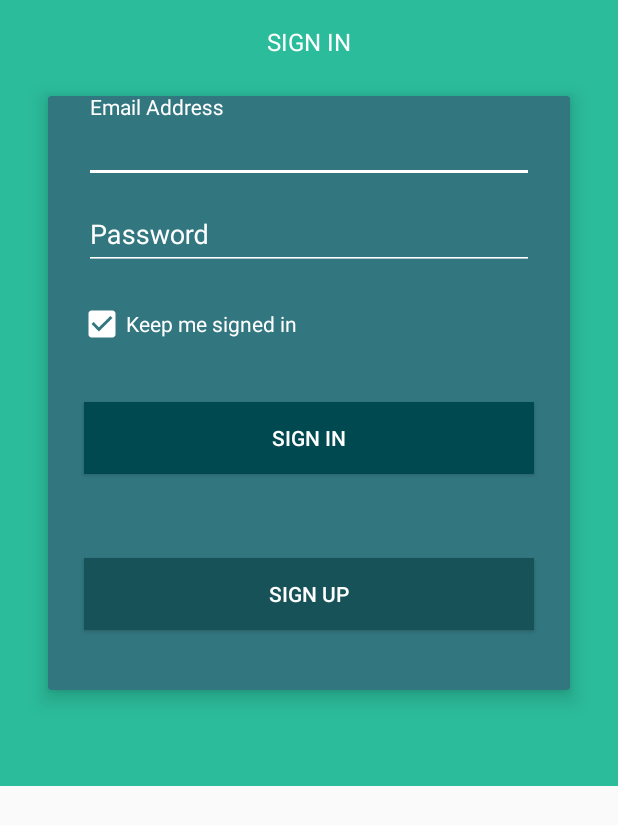
After one commit to islavstan/SuperChat, an Android app: the layout activity_authorization.xml on its own in the app's theme, with its tools: preview values and no code run, on a phone screen of 412 x 824 dp. The commit adds this screen. Shown: the top 825 px of the screen. Run offline under Robolectric (Android 15) with nearby library versions, the phone set to English and light mode, and no system bars.

Commit message:
Start auth activity xml

```diff
--- a/app/src/main/AndroidManifest.xml
+++ b/app/src/main/AndroidManifest.xml
@@ -2,7 +2,7 @@
 <manifest xmlns:android="http://schemas.android.com/apk/res/android"
     package="com.internship.supercoders.superchat">
 
-    <uses-permission android:name="android.permission.INTERNET"/>
+    <uses-permission android:name="android.permission.INTERNET" />
 
     <application
         android:allowBackup="true"
@@ -17,7 +17,8 @@
                 <category android:name="android.intent.category.LAUNCHER" />
             </intent-filter>
         </activity>
-       <activity android:name=".MainActivity"></activity>
+        <activity android:name=".MainActivity" />
+        <activity android:name=".authorization.AuthorizationActivity"></activity>
     </application>
 
 </manifest>
--- /dev/null
+++ b/app/src/main/res/layout/activity_authorization.xml
@@ -0,0 +1,143 @@
+<?xml version="1.0" encoding="utf-8"?>
+<ScrollView android:layout_width="match_parent"
+    android:layout_height="wrap_content"
+    xmlns:android="http://schemas.android.com/apk/res/android">
+    <RelativeLayout xmlns:android="http://schemas.android.com/apk/res/android"
+        xmlns:tools="http://schemas.android.com/tools"
+        xmlns:app="http://schemas.android.com/apk/res-auto"
+        android:background="@color/colorPrimary"
+        android:layout_width="match_parent"
+        android:layout_height="match_parent"
+        android:orientation="vertical"
+        tools:context="com.internship.supercoders.superchat.MainActivity">
+
+        <RelativeLayout
+            android:layout_width="match_parent"
+            android:id="@+id/block"
+            android:layout_height="wrap_content">
+            <android.support.v7.widget.Toolbar
+                android:id="@+id/toolbar"
+                android:layout_width="match_parent"
+                android:layout_height="wrap_content"
+                android:background="?attr/colorPrimary"
+                android:minHeight="?attr/actionBarSize"
+                android:theme="@style/ThemeOverlay.AppCompat.Dark.ActionBar"
+                app:popupTheme="@style/ThemeOverlay.AppCompat.Light" >
+            </android.support.v7.widget.Toolbar>
+            <TextView
+                android:layout_width="wrap_content"
+                android:layout_height="wrap_content"
+                android:layout_centerInParent="true"
+                android:text="@string/sign_in"
+                android:textSize="16sp"
+                android:textColor="@color/colorWhite"
+                />
+        </RelativeLayout>
+
+
+        <android.support.v7.widget.CardView
+            android:layout_marginTop="8dp"
+            android:layout_width="match_parent"
+            android:layout_marginLeft="32dp"
+            android:layout_below="@+id/block"
+            android:layout_marginRight="32dp"
+            android:layout_marginBottom="64dp"
+            app:cardElevation="8dp"
+            app:cardMaxElevation="16dp"
+            app:cardBackgroundColor="@color/colorCardBackground"
+            android:layout_height="wrap_content">
+            <LinearLayout
+                android:layout_width="match_parent"
+                android:orientation="vertical"
+                android:layout_height="wrap_content">
+
+                <android.support.design.widget.TextInputLayout
+                    android:id="@+id/input_layout_email"
+                    android:layout_width="match_parent"
+                    android:layout_marginLeft="24dp"
+                    android:layout_marginRight="24dp"
+                    app:hintTextAppearance="@style/MyHintText"
+                    android:layout_height="wrap_content">
+                    <EditText
+                        android:id="@id/input_email"
+                        android:layout_width="match_parent"
+                        android:theme="@style/MyEditText"
+                        android:textColor="@color/colorWhite"
+                        android:layout_height="wrap_content"
+                        android:hint="@string/hint_email" />
+
+                </android.support.design.widget.TextInputLayout>
+
+                <android.support.design.widget.TextInputLayout
+                    android:id="@+id/input_layout_password"
+                    android:layout_width="match_parent"
+                    android:layout_marginLeft="24dp"
+                    android:layout_marginRight="24dp"
+                    app:hintTextAppearance="@style/MyHintText"
+                    android:layout_height="wrap_content">
+                    <EditText
+                        android:id="@+id/input_password"
+                        android:layout_width="match_parent"
+                        android:theme="@style/MyEditText"
+                        android:textColor="@color/colorWhite"
+                        android:layout_height="wrap_content"
+                        android:hint="@string/hint_password" />
+
+                </android.support.design.widget.TextInputLayout>
+
+                <RelativeLayout
+                    android:layout_width="match_parent"
+                    android:layout_height="wrap_content"
+                    android:gravity="left"
+                    android:padding="20dp">
+
+                    <CheckBox
+                        android:id="@+id/cb_keep_me_signed_in"
+                        android:text="@string/keep_me_signed_in"
+                        android:textColor="@color/colorWhite"
+                        android:layout_height="wrap_content"
+                        android:layout_width="wrap_content"
+                        android:checked="true"
+                        android:theme="@style/MyCheckBox" />
+                </RelativeLayout>
+
+                <Button
+                    android:layout_width="match_parent"
+                    android:layout_marginLeft="24dp"
+                    android:layout_marginTop="16dp"
+                    android:background="#004951"
+                    android:textColor="@color/colorWhite"
+                    android:layout_marginBottom="40dp"
+                    android:id="@+id/btn_sign_in"
+
+                    android:text="@string/hint_sign_in"
+                    android:layout_marginRight="24dp"
+                    android:layout_height="wrap_content" />
+
+
+                <Button
+                    android:layout_width="match_parent"
+                    android:layout_marginLeft="24dp"
+                    android:layout_marginTop="16dp"
+                    android:background="@color/colorSignUpButton"
+                    android:textColor="@color/colorWhite"
+                    android:layout_marginBottom="40dp"
+                    android:id="@id/signup_btn"
+
+                    android:text="@string/hint_signup"
+                    android:layout_marginRight="24dp"
+                    android:layout_height="wrap_content" />
+
+            </LinearLayout>
+
+        </android.support.v7.widget.CardView>
+        <ProgressBar
+            android:layout_width="wrap_content"
+            android:layout_centerInParent="true"
+            android:id="@+id/progressbar"
+            android:visibility="invisible"
+            android:theme="@style/CircularProgress"
+            android:layout_height="wrap_content" />
+
+    </RelativeLayout>
+</ScrollView>
--- a/app/src/main/res/values/colors.xml
+++ b/app/src/main/res/values/colors.xml
@@ -4,4 +4,10 @@
     <color name="colorPrimaryDark">#209379</color>
     <color name="colorAccent">#FF4081</color>
     <color name="colorWhite">#FFFFFF</color>
+
+
+    <!--sing up-->
+    <color name="colorCardBackground">#327780</color>
+    <color name="colorSignUpButton">#165258</color>
+    <color name="colorSignInButton">#004951</color>
 </resources>
--- a/app/src/main/res/values/strings.xml
+++ b/app/src/main/res/values/strings.xml
@@ -12,4 +12,10 @@
     <string name="err_msg_name">Enter your full name</string>
     <string name="err_msg_email">Enter valid email address</string>
     <string name="err_msg_password">Enter the password</string>
+
+
+    <!--SIGN IN-->
+    <string name="sign_in">SIGN IN</string>
+    <string name="hint_sign_in">sign in</string>
+    <string name="keep_me_signed_in">Keep me signed in</string>
 </resources>
--- a/app/src/main/res/values/styles.xml
+++ b/app/src/main/res/values/styles.xml
@@ -27,4 +27,11 @@
     <style name="CircularProgress" parent="Theme.AppCompat.Light">
         <item name="colorAccent">@color/colorAccent</item>
     </style>
+
+    <!--CheckBox style-->
+    <style name="MyCheckBox" parent="Theme.AppCompat.Light">
+        <item name="colorControlNormal">@color/colorWhite</item>
+        <item name="colorControlActivated">@color/colorWhite</item>
+    </style>
+
 </resources>
```
